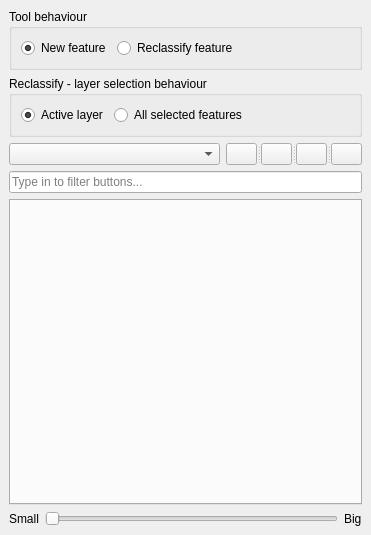
Old version of the form gui/ProductionTools/Toolboxes/FieldToolBox/customFeatureTool.ui in the repository dsgoficial/DsgTools.
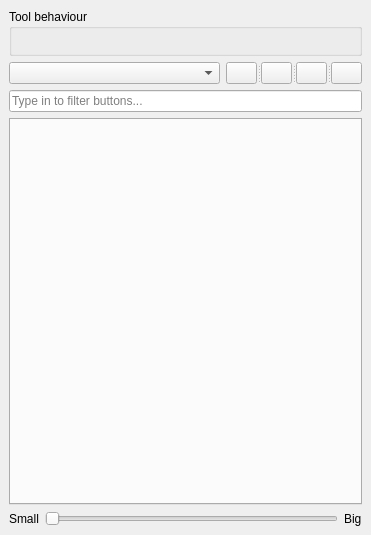
New version of the form. Icons and pictures are not drawn. Custom widgets are drawn as their Qt base class.

Commit message: added switch button

What changed in the file:
```diff
--- a/gui/ProductionTools/Toolboxes/FieldToolBox/customFeatureTool.ui
+++ b/gui/ProductionTools/Toolboxes/FieldToolBox/customFeatureTool.ui
@@ -24,90 +24,21 @@
        <item row="1" column="0">
         <layout class="QHBoxLayout" name="horizontalLayout">
          <item>
-          <widget class="QRadioButton" name="newRadioButton">
-           <property name="text">
-            <string>New feature</string>
-           </property>
-           <property name="checked">
-            <bool>true</bool>
-           </property>
-          </widget>
-         </item>
-         <item>
-          <widget class="QRadioButton" name="reclassifyRadioButton">
-           <property name="text">
-            <string>Reclassify feature</string>
-           </property>
-          </widget>
-         </item>
-         <item>
-          <spacer name="horizontalSpacer_3">
-           <property name="orientation">
-            <enum>Qt::Horizontal</enum>
-           </property>
-           <property name="sizeHint" stdset="0">
-            <size>
-             <width>40</width>
-             <height>20</height>
-            </size>
-           </property>
-          </spacer>
+          <widget class="SwitchButton" name="toolBehaviourSwitch" native="true"/>
          </item>
         </layout>
        </item>
-      </layout>
-     </widget>
-    </item>
-    <item row="1" column="0" colspan="2">
-     <widget class="QgsCollapsibleGroupBox" name="mGroupBox">
-      <property name="title">
-       <string>Reclassify - layer selection behaviour</string>
-      </property>
-      <layout class="QGridLayout" name="gridLayout_2">
-       <item row="0" column="0">
+       <item row="2" column="0">
         <layout class="QHBoxLayout" name="horizontalLayout_3">
          <item>
-          <widget class="QRadioButton" name="activeRadioButton">
-           <property name="toolTip">
-            <string>Reclassification tool only works on features from current active layer</string>
-           </property>
-           <property name="text">
-            <string>Active layer</string>
-           </property>
-           <property name="checked">
-            <bool>true</bool>
-           </property>
-          </widget>
-         </item>
-         <item>
-          <widget class="QRadioButton" name="allRadioButton">
-           <property name="toolTip">
-            <string>Reclassification will affect all compatible selected features from all loaded layers, regardless of it being an active layer</string>
-           </property>
-           <property name="text">
-            <string>All selected features</string>
-           </property>
-          </widget>
-         </item>
-         <item>
-          <spacer name="horizontalSpacer_4">
-           <property name="orientation">
-            <enum>Qt::Horizontal</enum>
-           </property>
-           <property name="sizeHint" stdset="0">
-            <size>
-             <width>40</width>
-             <height>20</height>
-            </size>
-           </property>
-          </spacer>
+          <widget class="SwitchButton" name="layerSelectionSwitch" native="true"/>
          </item>
         </layout>
        </item>
       </layout>
      </widget>
     </item>
-    <item row="2" column="0" colspan="2">
+    <item row="1" column="0" colspan="2">
      <layout class="QVBoxLayout" name="verticalLayout">
       <item>
        <layout class="QHBoxLayout" name="horizontalLayout_6">
@@ -296,6 +227,12 @@
    <header>qgscollapsiblegroupbox.h</header>
    <container>1</container>
   </customwidget>
+  <customwidget>
+   <class>SwitchButton</class>
+   <extends>QWidget</extends>
+   <header>DsgTools.gui.CustomWidgets.BasicInterfaceWidgets.switchButton.h</header>
+   <container>1</container>
+  </customwidget>
  </customwidgets>
  <resources>
   <include location="../../../../resources.qrc"/>
```
Left out of the diff: 3 changed lines with no effect on the pictures. The commit also changes 3 other files.
